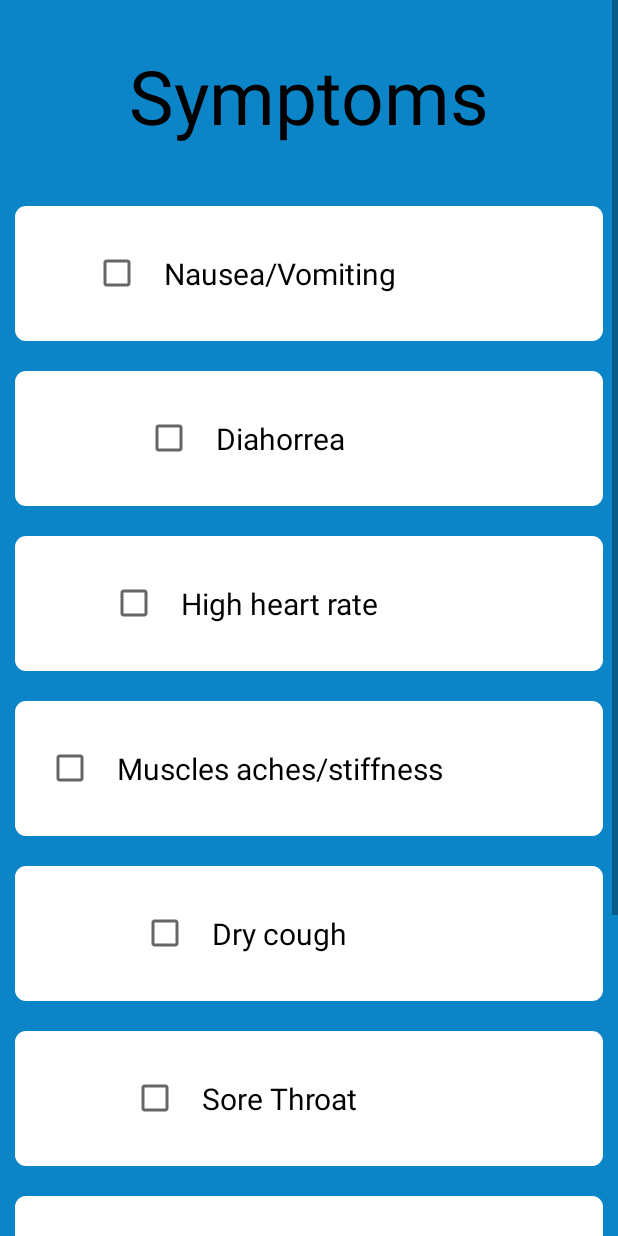
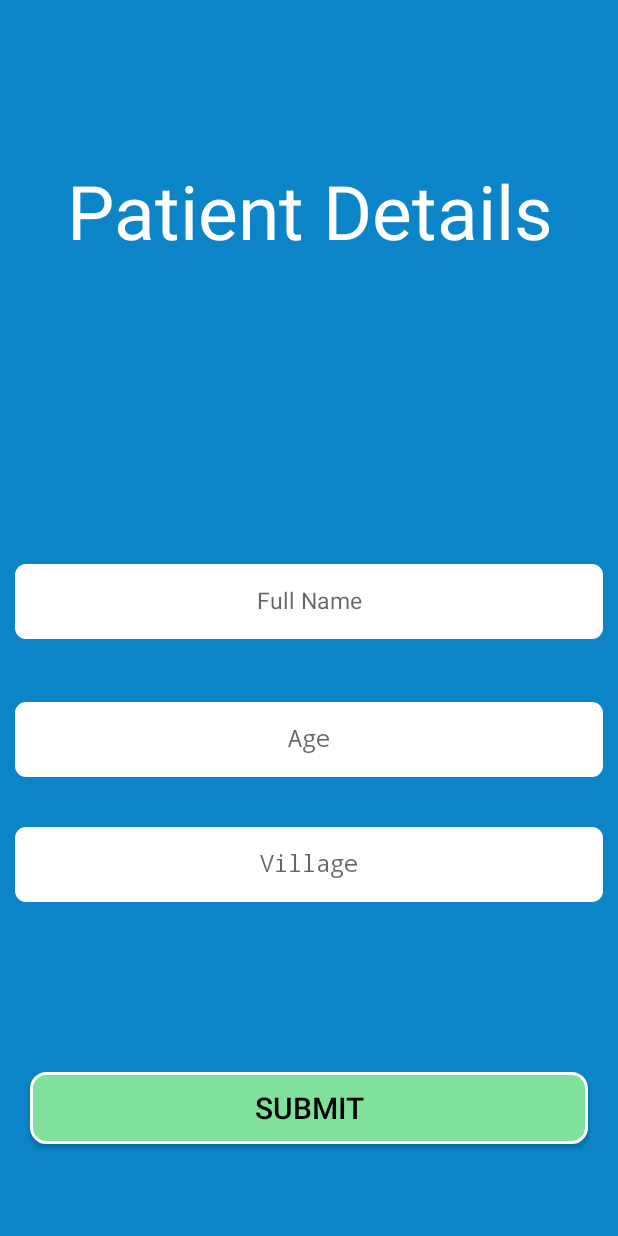
Before and after one commit to 4gp2/trocaire, an Android app: the Patient_details screen opened directly, with no data from a screen before it, on a phone screen of 412 x 824 dp. Run offline under Robolectric (Android 15) with nearby library versions, the light colour scheme and no system bars.

Commit message:
patient details file

```diff
--- a/frontend_app/app/src/main/java/com/example/trocaire_disease_outbreak_manager/Patient_details.java
+++ b/frontend_app/app/src/main/java/com/example/trocaire_disease_outbreak_manager/Patient_details.java
@@ -11,15 +11,13 @@ import android.widget.CheckBox;
 
 public class Patient_details extends Activity implements View.OnClickListener {
 
-    private CheckBox chkNausea, chkDiahorrea, chkHeartRate, chkMusclePain, chkDehydration;
-    private Button btnDisplay;
 
     @Override
     public void onCreate(Bundle savedInstanceState) {
         super.onCreate(savedInstanceState);
         setContentView(R.layout.patient_details);
 
-        Button submit = findViewById(R.id.btnSubmitSymptoms);
+        Button submit = findViewById(R.id.btn_submit_patient_details);
         submit.setOnClickListener(this);
     }
 
@@ -27,21 +25,7 @@ public class Patient_details extends Activity implements View.OnClickListener {
     @Override
     public void onClick(View v) {
 
-        chkNausea = (CheckBox) findViewById(R.id.chkNausea);
-        chkDiahorrea = (CheckBox) findViewById(R.id.chkDiahorrea);
-        chkHeartRate = (CheckBox) findViewById(R.id.chkHeartRate);
-        chkMusclePain = (CheckBox) findViewById(R.id.chkMusclePain);
-        chkDehydration = (CheckBox) findViewById(R.id.chkDehydration);
-
-
-        btnDisplay = (Button) findViewById(R.id.btnSubmitSymptoms);
-
-        StringBuffer result = new StringBuffer();
-        result.append("Nausea check : ").append(chkNausea.isChecked());
-        result.append("\nDiahorrea check : ").append(chkDiahorrea.isChecked());
-        result.append("\nHeart rate check :").append(chkHeartRate.isChecked());
-
-        Intent con = new Intent(Patient_details.this, Thermometer.class);
+        Intent con = new Intent(Patient_details.this, Symptoms_input.class);
         Patient_details.this.startActivity(con);
 
     }
--- a/frontend_app/app/src/main/res/layout/patient_details.xml
+++ b/frontend_app/app/src/main/res/layout/patient_details.xml
@@ -1,211 +1,103 @@
 <?xml version="1.0" encoding="utf-8"?>
-<ScrollView
-    xmlns:android="http://schemas.android.com/apk/res/android"
-    android:layout_width="fill_parent"
-    android:layout_height="wrap_content">
+<androidx.constraintlayout.widget.ConstraintLayout xmlns:android="http://schemas.android.com/apk/res/android"
+    xmlns:app="http://schemas.android.com/apk/res-auto"
+    xmlns:tools="http://schemas.android.com/tools"
+    android:id="@+id/relativeLayout2"
+    android:layout_width="match_parent"
+    android:layout_height="match_parent"
+    android:background="#0B85C8"
+    tools:context=".Patient_details">
 
-<LinearLayout xmlns:android="http://schemas.android.com/apk/res/android"
-    xmlns:app="http://schemas.android.com/apk/res-auto"
-    android:layout_width="fill_parent"
-    android:layout_height="fill_parent"
-    android:orientation="vertical"
-    android:background="#0B85C8">
 
     <TextView
         android:id="@+id/tv_title"
         android:layout_width="match_parent"
         android:layout_height="wrap_content"
+        android:layout_marginBottom="96dp"
         android:gravity="center"
-        android:text="Symptoms"
-        android:padding="30dp"
-        android:textColor="#000000"
+        android:text="Patient Details"
+        android:textColor="#ffffff"
         android:textSize="50sp"
-        />
+        app:layout_constraintBottom_toTopOf="@+id/et_full_name"
+        app:layout_constraintEnd_toEndOf="parent"
+        app:layout_constraintStart_toStartOf="parent"
+        app:layout_constraintTop_toTopOf="parent" />
 
-    <LinearLayout
-        android:layout_width="fill_parent"
-        android:layout_height="wrap_content"
-        android:orientation="horizontal"
+    <EditText
+        android:id="@+id/et_full_name"
         style="@style/rounded_edittext_style"
-        android:padding="10dp">
+        android:layout_width="match_parent"
+        android:layout_height="50dp"
+        android:layout_marginLeft="20dp"
+        android:layout_marginRight="20dp"
+        android:layout_marginBottom="10dp"
+        android:hint="Full Name"
+        android:inputType="textEmailAddress"
+        android:padding="15dp"
+        android:textSize="15sp"
+        app:layout_constraintBottom_toBottomOf="parent"
+        app:layout_constraintEnd_toEndOf="parent"
+        app:layout_constraintHorizontal_bias="0.842"
+        app:layout_constraintStart_toStartOf="parent"
+        app:layout_constraintTop_toTopOf="parent"
+        app:layout_constraintVertical_bias="0.485" />
 
-        <CheckBox
-            android:id="@+id/chkNausea"
-            android:layout_width="wrap_content"
-            android:layout_height="wrap_content"
-            android:padding="15dp"
-            android:text="@string/chk_nausea"
-            android:textSize="20sp" />
+    <EditText
+        android:id="@+id/et_age"
+        style="@style/rounded_edittext_style"
+        android:layout_width="match_parent"
+        android:layout_height="50dp"
+        android:layout_centerHorizontal="true"
+        android:layout_centerVertical="true"
+        android:layout_marginLeft="20dp"
+        android:layout_marginRight="20dp"
+        android:hint="Age"
+        android:inputType="textPassword"
+        android:padding="15dp"
+        android:textSize="15sp"
+        app:layout_constraintBottom_toBottomOf="parent"
+        app:layout_constraintEnd_toEndOf="parent"
+        app:layout_constraintStart_toStartOf="parent"
+        app:layout_constraintTop_toBottomOf="@+id/et_full_name"
+        app:layout_constraintVertical_bias="0.098" />
 
-        <ImageView
-            android:layout_width="70dp"
-            android:layout_height="70dp"
-            app:srcCompat="@drawable/nausea" />
-    </LinearLayout>
 
-    <LinearLayout
-        android:layout_width="fill_parent"
-        android:layout_height="wrap_content"
-        android:orientation="horizontal"
+
+    <EditText
+        android:id="@+id/et_village"
         style="@style/rounded_edittext_style"
-        android:padding="10dp">
-        <CheckBox
-            android:id="@+id/chkDiahorrea"
-            android:layout_width="wrap_content"
-            android:layout_height="wrap_content"
-            android:text="@string/chk_diahorrea"
-            android:textSize="20sp"
-            android:padding="15dp"
-             />
-
-        <ImageView
-            android:layout_width="70dp"
-            android:layout_height="70dp"
-            app:srcCompat="@drawable/diahorrea" />
-    </LinearLayout>
-
-    <LinearLayout
-        android:layout_width="fill_parent"
-        android:layout_height="wrap_content"
-        android:orientation="horizontal"
-        style="@style/rounded_edittext_style"
-        android:padding="10dp">
-
-        <CheckBox
-            android:id="@+id/chkHeartRate"
-            android:layout_width="wrap_content"
-            android:layout_height="wrap_content"
-            android:text="@string/chk_heart_rate"
-            android:textSize="20sp"
-            android:padding="15dp"/>
-
-        <ImageView
-            android:layout_width="70dp"
-            android:layout_height="70dp"
-            app:srcCompat="@drawable/heartRate" />
-    </LinearLayout>
-
-    <LinearLayout
-        android:layout_width="fill_parent"
-        android:layout_height="wrap_content"
-        android:orientation="horizontal"
-        style="@style/rounded_edittext_style"
-        android:padding="10dp">
-
-        <CheckBox
-            android:id="@+id/chkMusclePain"
-            android:layout_width="wrap_content"
-            android:layout_height="wrap_content"
-            android:text="@string/chk_muscle_pain"
-            android:textSize="20sp"
-            android:padding="15dp" />
-
-        <ImageView
-            android:layout_width="70dp"
-            android:layout_height="70dp"
-            app:srcCompat="@drawable/musclePain" />
-    </LinearLayout>
-
-    <LinearLayout
-        android:layout_width="fill_parent"
-        android:layout_height="wrap_content"
-        android:orientation="horizontal"
-        style="@style/rounded_edittext_style"
-        android:padding="10dp">
-
-        <CheckBox
-            android:id="@+id/chkCough"
-            android:layout_width="wrap_content"
-            android:layout_height="wrap_content"
-            android:text="@string/chk_cough"
-            android:textSize="20sp"
-            android:padding="15dp"/>
-
-        <ImageView
-            android:layout_width="70dp"
-            android:layout_height="70dp"
-            app:srcCompat="@drawable/dryCough" />
-    </LinearLayout>
-
-    <LinearLayout
-        android:layout_width="fill_parent"
-        android:layout_height="wrap_content"
-        android:orientation="horizontal"
-        style="@style/rounded_edittext_style"
-        android:padding="10dp">
-
-        <CheckBox
-            android:id="@+id/chkSoreThroat"
-            android:layout_width="wrap_content"
-            android:layout_height="wrap_content"
-            android:text="@string/chk_sore_throat"
-            android:textSize="20sp"
-            android:padding="15dp" />
-
-        <ImageView
-            android:layout_width="70dp"
-            android:layout_height="70dp"
-            app:srcCompat="@drawable/soreThroat" />
-    </LinearLayout>
-
-    <LinearLayout
-        android:layout_width="fill_parent"
-        android:layout_height="wrap_content"
-        android:orientation="horizontal"
-        style="@style/rounded_edittext_style"
-        android:padding="10dp">
-
-        <CheckBox
-            android:id="@+id/chkHeadache"
-            android:layout_width="wrap_content"
-            android:layout_height="wrap_content"
-            android:text="@string/chk_headache"
-            android:textSize="20sp"
-            android:padding="15dp" />
-
-        <ImageView
-            android:layout_width="70dp"
-            android:layout_height="70dp"
-            app:srcCompat="@drawable/headache" />
-
-    </LinearLayout>
-
-    <LinearLayout
-        android:layout_width="fill_parent"
-        android:layout_height="wrap_content"
-        android:orientation="horizontal"
-        style="@style/rounded_edittext_style"
-        android:padding="10dp">
-
-        <CheckBox
-            android:id="@+id/chkRash"
-            android:layout_width="wrap_content"
-            android:layout_height="wrap_content"
-            android:text="@string/chk_rash"
-            android:textSize="20sp"
-            android:padding="15dp" />
-
-        <ImageView
-            android:layout_width="70dp"
-            android:layout_height="70dp"
-            app:srcCompat="@drawable/rash" />
-    </LinearLayout>
+        android:layout_width="match_parent"
+        android:layout_height="50dp"
+        android:layout_centerHorizontal="true"
+        android:layout_centerVertical="true"
+        android:layout_marginLeft="20dp"
+        android:layout_marginRight="20dp"
+        android:hint="Village"
+        android:inputType="textPassword"
+        android:padding="15dp"
+        android:textSize="15sp"
+        app:layout_constraintBottom_toBottomOf="parent"
+        app:layout_constraintEnd_toEndOf="parent"
+        app:layout_constraintStart_toStartOf="parent"
+        app:layout_constraintTop_toBottomOf="@+id/et_age"
+        app:layout_constraintVertical_bias="0.098" />
 
 
     <Button
-        android:id="@+id/btnSubmitSymptoms"
+        android:id="@+id/btn_submit_patient_details"
         style="@style/button_style"
         android:layout_width="match_parent"
         android:layout_height="wrap_content"
-        android:layout_gravity="center_vertical|center_horizontal"
         android:layout_marginStart="20dp"
-        android:layout_marginTop="20dp"
-        android:layout_marginBottom="20dp"
+        android:layout_marginTop="52dp"
         android:layout_marginEnd="20dp"
-        android:padding="15dp"
-        android:text="@string/btn_submit_symptom"
-        android:textSize="25sp" />
+        android:textSize="20dp"
+        android:text="Submit"
+        android:textColor="@android:color/black"
+        app:layout_constraintBottom_toBottomOf="parent"
+        app:layout_constraintStart_toStartOf="parent"
+        app:layout_constraintTop_toBottomOf="@+id/et_village" />
 
-</LinearLayout>
 
-</ScrollView>
+
+</androidx.constraintlayout.widget.ConstraintLayout>
```
Also changed, not shown: frontend_app/app/src/main/java/com/example/trocaire_disease_outbreak_manager/Symptoms_input.java (added, +50 -0 lines), frontend_app/app/src/main/res/layout/symptoms_page.xml (added, +215 -0 lines), frontend_app/app/src/main/res/values/strings.xml (+10 -0 lines).
